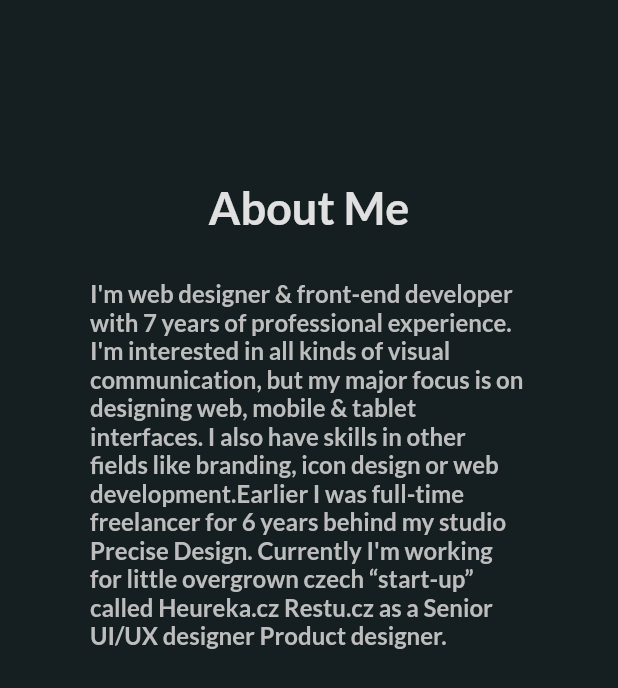
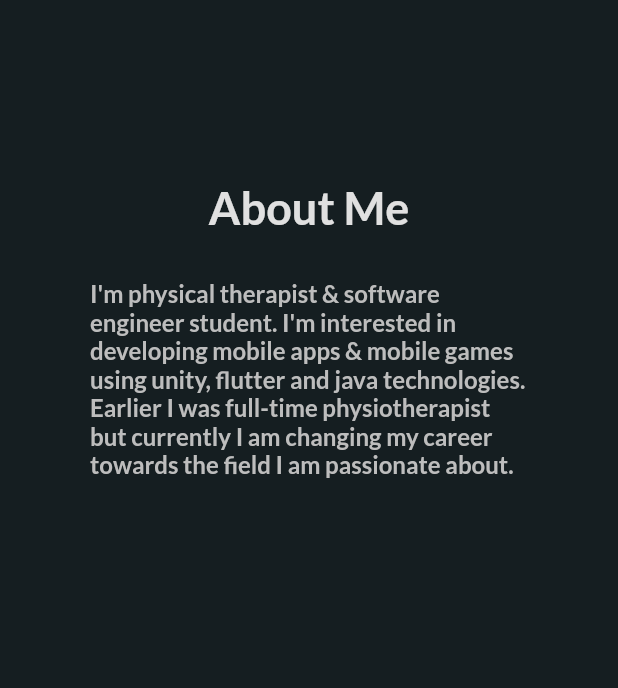
Before and after one commit to oguzhan2142/personal_web_page, a Flutter app: the AboutmeSection widget shown alone on an empty page, opened directly, on a phone screen of 412 x 824 dp. Shown: the top 688 px of the screen. Run offline on Flutter 3.47's test engine with Material 2 defaults, Android fonts, the phone set to English and light mode, and no system bars; our stand-ins replace font_awesome_flutter, google_fonts, scrollable_positioned_list; missing offline and left inert: dart:js.

Commit message:
change about me description

```diff
--- a/lib/sections/about_me_section.dart
+++ b/lib/sections/about_me_section.dart
@@ -4,7 +4,7 @@
 
 class AboutmeSection extends StatelessWidget {
   final String aboutMe =
-      "I\'m web designer & front-end developer with 7 years of professional experience. I\'m interested in all kinds of visual communication, but my major focus is on designing web, mobile & tablet interfaces. I also have skills in other fields like branding, icon design or web development.Earlier I was full-time freelancer for 6 years behind my studio Precise Design. Currently I\'m working for little overgrown czech “start-up” called Heureka.cz Restu.cz as a Senior UI/UX designer Product designer.";
+      "I\'m physical therapist & software engineer student. I\'m interested in developing mobile apps & mobile games using unity, flutter and java technologies. Earlier I was full-time physiotherapist but currently I am changing my career towards the field I am passionate about.";
 
   @override
   Widget build(BuildContext context) {
```
